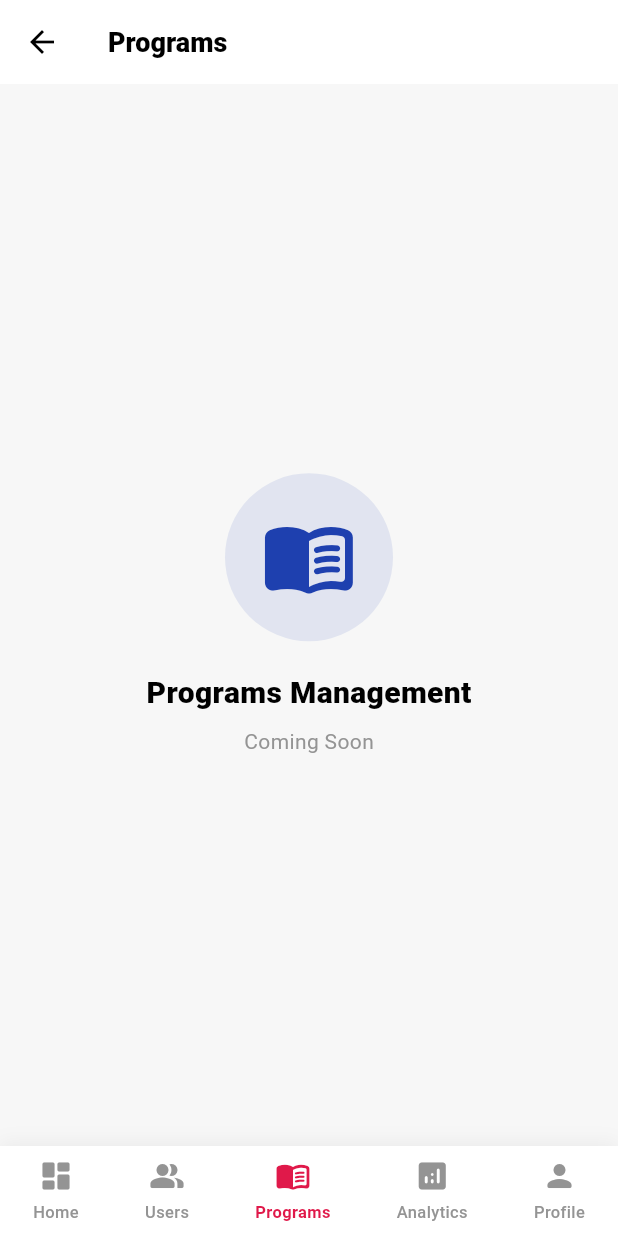
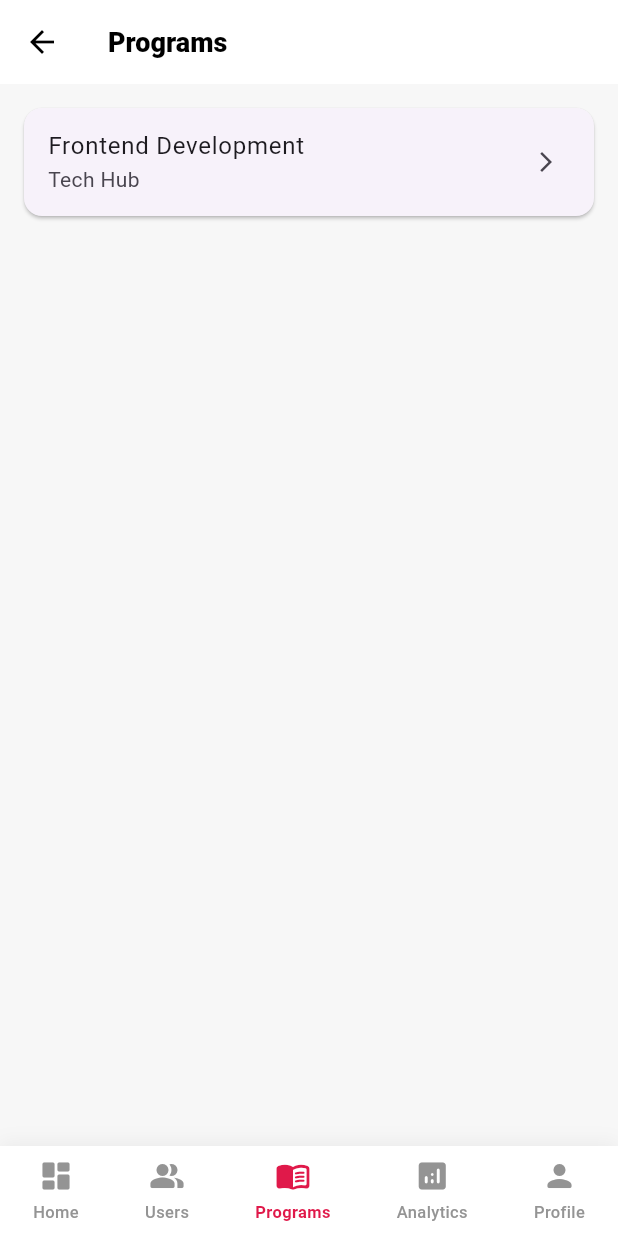
Before and after one commit to Suji2007hub/excelerate-mobile-team4, a Flutter app: the AdminProgramsScreen screen opened directly, on a phone screen of 412 x 824 dp. Run offline on Flutter 3.47's test engine with Material 3 defaults, Android fonts, the phone set to English and light mode, and no system bars; our stand-ins replace cloud_firestore, confetti, firebase_auth, firebase_core, google_sign_in; accounts and stored records are empty.

Commit message:
connecting the program  ui to real data

```diff
--- a/lib/main.dart
+++ b/lib/main.dart
@@ -1,5 +1,6 @@
 import 'package:flutter/material.dart';
 import 'package:firebase_core/firebase_core.dart';
+import 'seeds/programme_seed.dart';
 
 import 'firebase_options.dart';
 import 'screens/splash_screen.dart';
@@ -10,6 +11,7 @@ void main() async {
   await Firebase.initializeApp(
     options: DefaultFirebaseOptions.currentPlatform,
   );
+   await seedProgrammes();
 
   runApp(const ExcelerateApp());
 }
--- a/lib/screens/admin_programs_screen.dart
+++ b/lib/screens/admin_programs_screen.dart
@@ -3,8 +3,20 @@ import 'package:flutter/material.dart';
 import '../../../widgets/admin_bottom_nav.dart';
 import 'admin_home_screen.dart';
 
+//import model and services
+import '../services/programme_service.dart';
+import '../models/programme_model.dart';
+
+// create connection to backend services
+final ProgrammeService programmeService = ProgrammeService();
+
 class AdminProgramsScreen extends StatelessWidget {
   const AdminProgramsScreen({super.key});
+
+    //helper function so ui can call services
+   Future<List<ProgrammeModel>>getPrograms() {
+     return programmeService.getProgrammes();
+   }
 
   @override
   Widget build(BuildContext context) {
@@ -29,42 +41,47 @@ class AdminProgramsScreen extends StatelessWidget {
           },
         ),
       ),
-      body: Center(
-        child: Column(
-          mainAxisAlignment: MainAxisAlignment.center,
-          children: [
-            Container(
-              padding: const EdgeInsets.all(24),
-              decoration: BoxDecoration(
-                color: const Color(0xFF1E40AF).withOpacity(0.1),
-                shape: BoxShape.circle,
-              ),
-              child: const Icon(
-                Icons.menu_book_rounded,
-                size: 64,
-                color: Color(0xFF1E40AF),
-              ),
-            ),
-            const SizedBox(height: 20),
-            const Text(
-              'Programs Management',
-              style: TextStyle(
-                fontSize: 20,
-                fontWeight: FontWeight.w900,
-                color: Colors.black,
-              ),
-            ),
-            const SizedBox(height: 8),
-            const Text(
-              'Coming Soon',
-              style: TextStyle(
-                fontSize: 14,
-                color: Color(0xFF949494),
-              ),
-            ),
-          ],
-        ),
+
+
+      //brige between the backend and ui
+       body: FutureBuilder<List<ProgrammeModel>>(
+        future: getPrograms(),
+        builder: (context, snapshot) {
+
+            //loading state
+          if (snapshot.connectionState == ConnectionState.waiting) {
+            return const Center(child: CircularProgressIndicator());
+          }
+
+            //handles empty cases, when firestore returns nothing
+          if (!snapshot.hasData || snapshot.data!.isEmpty) {
+            return const Center(child: Text("No programs found"));
+          }
+
+            //extact data from fire store
+          final programs = snapshot.data!;
+
+          //data list that was extracted
+          return ListView.builder(
+            padding: const EdgeInsets.all(16),
+            itemCount: programs.length,
+            itemBuilder: (context, index) {
+              final program = programs[index];
+
+              return Card(
+                margin: const EdgeInsets.only(bottom: 12),
+                child: ListTile(
+                  title: Text(program.title),
+                  subtitle: Text(program.hostOrganisation),
+                  trailing: const Icon(Icons.arrow_forward_ios, size: 16),
+                ),
+              );
+            },
+          );
+        },
       ),
+
+
       bottomNavigationBar: const AdminBottomNav(
         currentDestination: AdminNavDestination.programs,
       ),
```
Also changed, not shown: lib/seeds/programme_seed.dart (added, +46 -0 lines), lib/services/programme_service.dart (+8 -0 lines), pubspec.yaml (+21 -68 lines), lib/firebase_options.dart, pubspec.lock, 5 other files.
